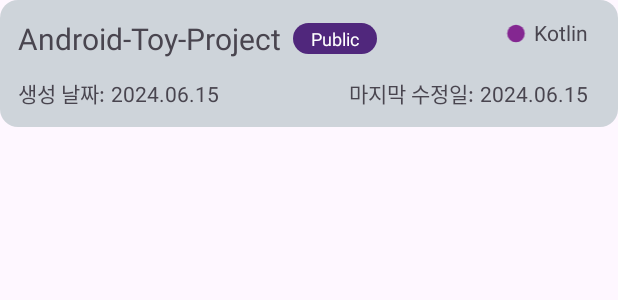
After one commit to HamBeomJoon/Android-Toy-Project, an Android app: the layout item_repos.xml on its own in the app's theme, with its tools: preview values and no code run, on a phone screen of 412 x 824 dp. The commit adds this screen. Shown: the top 300 px of the screen. Run offline under Robolectric (Android 15) with nearby library versions, the phone set to English and light mode, and no system bars.

Commit message:
user repository item

```diff
--- /dev/null
+++ b/GithubSearch/app/src/main/res/drawable/ic_circle.xml
@@ -0,0 +1,10 @@
+<vector xmlns:android="http://schemas.android.com/apk/res/android"
+    android:width="24dp"
+    android:height="24dp"
+    android:viewportWidth="1024"
+    android:viewportHeight="1024">
+  <path
+      android:pathData="M512,512m-256,0a256,256 0,1 1,512 0a256,256 0,1 1,-512 0"
+      android:fillColor="@color/purple"
+      android:fillType="evenOdd"/>
+</vector>
--- /dev/null
+++ b/GithubSearch/app/src/main/res/drawable/rounded_chip.xml
@@ -0,0 +1,7 @@
+<?xml version="1.0" encoding="utf-8"?>
+<shape xmlns:android="http://schemas.android.com/apk/res/android"
+    android:shape="rectangle">
+
+    <solid android:color="@color/dark_purple" />
+    <corners android:radius="16dp" />
+</shape>
--- /dev/null
+++ b/GithubSearch/app/src/main/res/drawable/rounded_rectangle.xml
@@ -0,0 +1,7 @@
+<?xml version="1.0" encoding="utf-8"?>
+<shape xmlns:android="http://schemas.android.com/apk/res/android"
+    android:shape="rectangle">
+
+    <solid android:color="@color/gray" />
+    <corners android:radius="12dp" />
+</shape>
--- /dev/null
+++ b/GithubSearch/app/src/main/res/layout/item_repos.xml
@@ -0,0 +1,90 @@
+<?xml version="1.0" encoding="utf-8"?>
+<androidx.constraintlayout.widget.ConstraintLayout xmlns:android="http://schemas.android.com/apk/res/android"
+    xmlns:app="http://schemas.android.com/apk/res-auto"
+    xmlns:tools="http://schemas.android.com/tools"
+    android:layout_width="match_parent"
+    android:layout_height="wrap_content"
+    android:background="@drawable/rounded_rectangle"
+    android:padding="12dp">
+
+    <TextView
+        android:id="@+id/tv_repo_name"
+        android:layout_width="wrap_content"
+        android:layout_height="wrap_content"
+        android:text="Android-Toy-Project"
+        android:textSize="20sp"
+        app:layout_constraintStart_toStartOf="parent"
+        app:layout_constraintTop_toTopOf="parent" />
+
+    <TextView
+        android:id="@+id/tv_repo_ispublic"
+        android:layout_width="0dp"
+        android:layout_height="wrap_content"
+        android:layout_marginStart="8dp"
+        android:background="@drawable/rounded_chip"
+        android:paddingHorizontal="12dp"
+        android:paddingVertical="2dp"
+        android:textColor="@color/white"
+        android:textSize="12sp"
+        app:layout_constraintBottom_toBottomOf="@id/tv_repo_name"
+        app:layout_constraintStart_toEndOf="@id/tv_repo_name"
+        app:layout_constraintTop_toTopOf="@id/tv_repo_name"
+        tools:text="Public" />
+
+    <ImageView
+        android:layout_width="wrap_content"
+        android:layout_height="wrap_content"
+        android:src="@drawable/ic_circle"
+        app:layout_constraintBottom_toBottomOf="@id/tv_repo_language"
+        app:layout_constraintEnd_toStartOf="@id/tv_repo_language"
+        app:layout_constraintTop_toTopOf="@id/tv_repo_language"
+        tools:ignore="ContentDescription" />
+
+    <TextView
+        android:id="@+id/tv_repo_language"
+        android:layout_width="wrap_content"
+        android:layout_height="wrap_content"
+        android:layout_marginEnd="8dp"
+        app:layout_constraintEnd_toEndOf="parent"
+        app:layout_constraintTop_toTopOf="@id/tv_repo_name"
+        tools:text="Kotlin" />
+
+    <TextView
+        android:id="@+id/tv_repo_create"
+        android:layout_width="wrap_content"
+        android:layout_height="wrap_content"
+        android:layout_marginTop="12dp"
+        android:text="@string/text_repo_create"
+        app:layout_constraintStart_toStartOf="@id/tv_repo_name"
+        app:layout_constraintTop_toBottomOf="@id/tv_repo_name" />
+
+    <TextView
+        android:id="@+id/tv_repo_create_date"
+        android:layout_width="wrap_content"
+        android:layout_height="wrap_content"
+        android:layout_marginStart="4dp"
+        app:layout_constraintBottom_toBottomOf="@id/tv_repo_create"
+        app:layout_constraintStart_toEndOf="@id/tv_repo_create"
+        app:layout_constraintTop_toTopOf="@id/tv_repo_create"
+        tools:text="2024.06.15" />
+
+    <TextView
+        android:id="@+id/tv_repo_update"
+        android:layout_width="wrap_content"
+        android:layout_height="wrap_content"
+        android:layout_marginEnd="4dp"
+        android:text="@string/text_repo_update"
+        app:layout_constraintEnd_toStartOf="@id/tv_repo_update_date"
+        app:layout_constraintTop_toTopOf="@id/tv_repo_create" />
+
+    <TextView
+        android:id="@+id/tv_repo_update_date"
+        android:layout_width="wrap_content"
+        android:layout_height="wrap_content"
+        android:layout_marginEnd="8dp"
+        app:layout_constraintBottom_toBottomOf="@id/tv_repo_update"
+        app:layout_constraintEnd_toEndOf="parent"
+        app:layout_constraintTop_toTopOf="@id/tv_repo_update"
+        tools:text="2024.06.15" />
+
+</androidx.constraintlayout.widget.ConstraintLayout>
--- a/GithubSearch/app/src/main/res/values/font_style.xml
+++ b/GithubSearch/app/src/main/res/values/font_style.xml
@@ -6,4 +6,34 @@
         <item name="android:textSize">20sp</item>
         <item name="android:includeFontPadding">false</item>
     </style>
+
+    <style name="search_semibold_20">
+        <item name="fontFamily">@font/pretendard_bold</item>
+        <item name="android:textSize">20sp</item>
+        <item name="android:includeFontPadding">false</item>
+    </style>
+
+    <style name="search_regular_12">
+        <item name="fontFamily">@font/pretendard_regular</item>
+        <item name="android:textSize">12sp</item>
+        <item name="android:includeFontPadding">false</item>
+    </style>
+
+    <style name="search_medium_16">
+        <item name="fontFamily">@font/pretendard_medium</item>
+        <item name="android:textSize">16sp</item>
+        <item name="android:includeFontPadding">false</item>
+    </style>
+
+    <style name="detail_bold_24">
+        <item name="fontFamily">@font/pretendard_bold</item>
+        <item name="android:textSize">24sp</item>
+        <item name="android:includeFontPadding">false</item>
+    </style>
+
+    <style name="detail_bold_20">
+        <item name="fontFamily">@font/pretendard_bold</item>
+        <item name="android:textSize">20sp</item>
+        <item name="android:includeFontPadding">false</item>
+    </style>
 </resources>
--- a/GithubSearch/app/src/main/res/values/strings.xml
+++ b/GithubSearch/app/src/main/res/values/strings.xml
@@ -1,4 +1,12 @@
 <resources>
     <string name="app_name">app</string>
     <string name="toolbar_name">깃허브 유저 검색</string>
+
+    <string name="text_recent_search">최근 검색어</string>
+    <string name="text_delete_all">전체 삭제</string>
+    <string name="hint_search_user">유저 검색</string>
+
+    <string name="toolbar_detail">유저 상세 페이지</string>
+    <string name="text_repo_create">생성 날짜:</string>
+    <string name="text_repo_update">마지막 수정일:</string>
 </resources>
```
